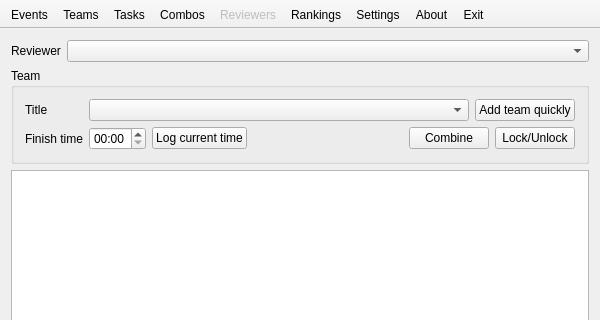
FrankMamuda/ketoevent, file trunk/gui_main.ui: the form before one commit; both pictures show x 0 to 600 and y 0 to 320 of the 600 by 600 pixel window.
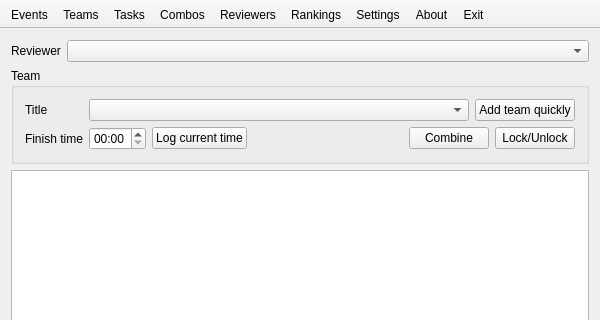
The form after the commit. Icons and pictures are not drawn.

Diff of the .ui file:
```diff
--- a/trunk/gui_main.ui
+++ b/trunk/gui_main.ui
@@ -325,9 +325,6 @@
    </property>
   </action>
   <action name="actionReviewers">
-   <property name="enabled">
-    <bool>false</bool>
-   </property>
    <property name="icon">
     <iconset resource="resources.qrc">
      <normaloff>:/icons/reviewers_48</normaloff>:/icons/reviewers_48</iconset>
```
